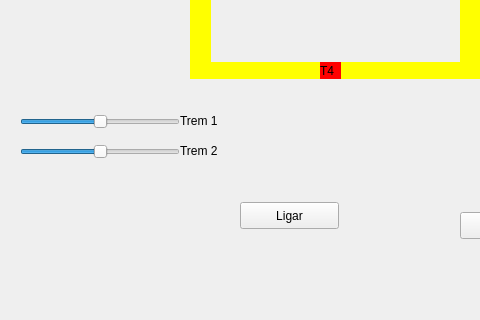
Above: 2.1-trem/mainwindow.ui from ZariTen/SO-UFRN-2021 before the change; both pictures show x 0 to 480 and y 225 to 545 of the 890 by 545 pixel window. Below: the same form after it.
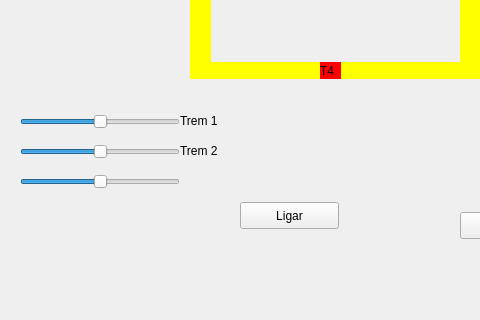
That is the form after the change.

What changed in the file:
```diff
--- a/2.1-trem/mainwindow.ui
+++ b/2.1-trem/mainwindow.ui
@@ -424,6 +424,25 @@
      <string>Trem 2</string>
     </property>
    </widget>
+   <widget class="QSlider" name="t3Speed">
+    <property name="geometry">
+     <rect>
+      <x>20</x>
+      <y>380</y>
+      <width>160</width>
+      <height>20</height>
+     </rect>
+    </property>
+    <property name="value">
+     <number>50</number>
+    </property>
+    <property name="sliderPosition">
+     <number>50</number>
+    </property>
+    <property name="orientation">
+     <enum>Qt::Horizontal</enum>
+    </property>
+   </widget>
    <zorder>label_trilho1</zorder>
    <zorder>label_trilho2</zorder>
    <zorder>label_trilho3</zorder>
```
Left out of the diff: 3 changed lines with no effect on the pictures.
